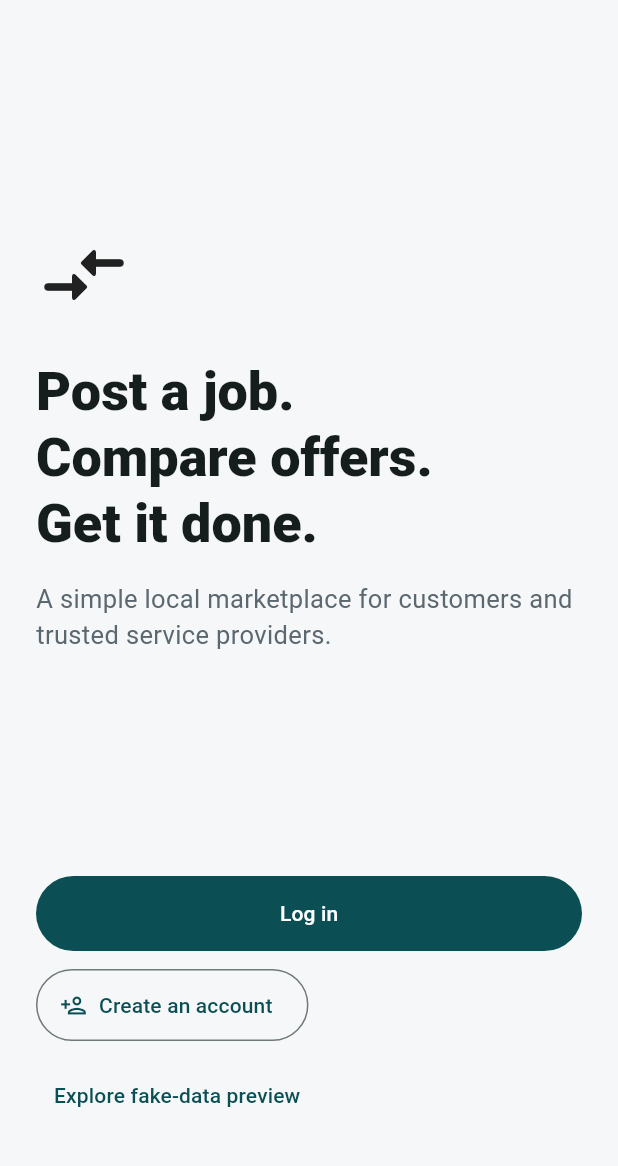
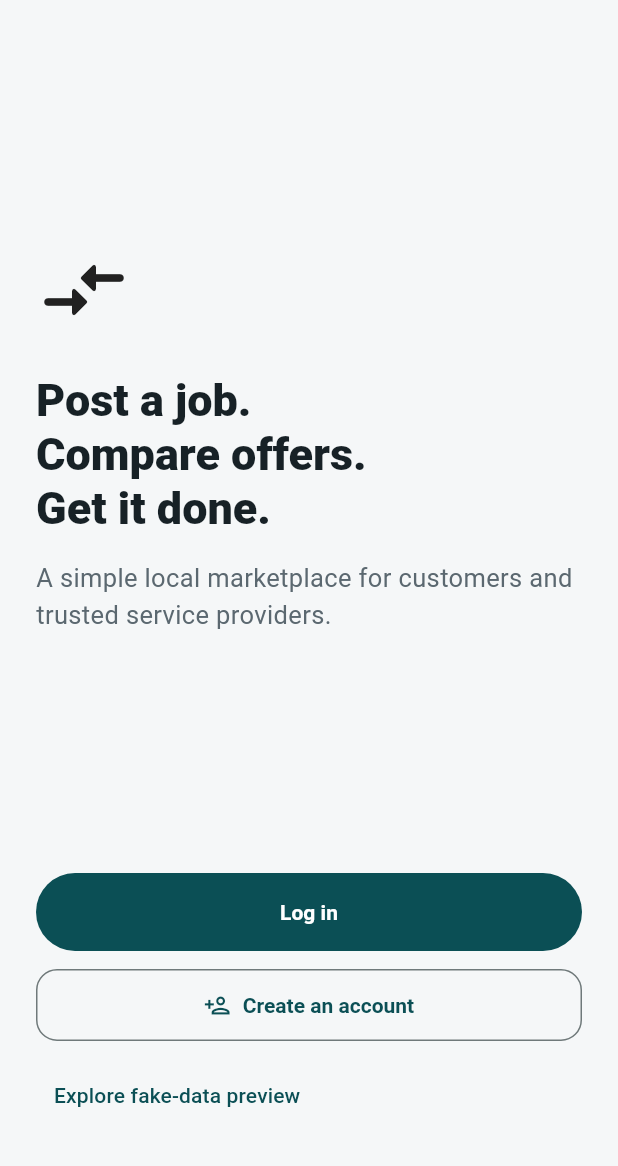
Before and after one commit to jiansiong83/ofrivo, a Flutter app: the screen it shows after launch, on a phone screen of 412 x 824 dp, the part 69-1235 px from its top. Run offline on Flutter 3.47's test engine with Material 3 defaults, Android fonts, the phone set to English and light mode, and no system bars; our stand-ins replace flutter_riverpod, go_router, image_picker, shared_preferences, supabase_flutter; accounts and stored records are empty; Roboto replaces fonts that are missing (sans).

Commit message:
style: refresh Ofrivo mobile design system

```diff
--- a/apps/mobile/lib/core/theme/app_theme.dart
+++ b/apps/mobile/lib/core/theme/app_theme.dart
@@ -46,6 +46,77 @@ abstract final class AppTheme {
           borderSide: const BorderSide(color: AppColors.primary, width: 2),
         ),
       ),
+      appBarTheme: const AppBarTheme(
+        backgroundColor: AppColors.surface,
+        foregroundColor: AppColors.textPrimary,
+        elevation: 0,
+        scrolledUnderElevation: 0,
+        surfaceTintColor: Colors.transparent,
+        titleTextStyle: TextStyle(
+          color: AppColors.textPrimary,
+          fontSize: 20,
+          fontWeight: FontWeight.w800,
+        ),
+      ),
+      textTheme: const TextTheme(
+        displaySmall: TextStyle(
+          fontSize: 30,
+          height: 1.2,
+          fontWeight: FontWeight.w800,
+          color: AppColors.textPrimary,
+        ),
+        headlineSmall: TextStyle(
+          fontSize: 24,
+          height: 1.2,
+          fontWeight: FontWeight.w800,
+          color: AppColors.textPrimary,
+        ),
+        titleLarge: TextStyle(
+          fontSize: 20,
+          height: 1.3,
+          fontWeight: FontWeight.w800,
+          color: AppColors.textPrimary,
+        ),
+        titleMedium: TextStyle(
+          fontSize: 16,
+          height: 1.35,
+          fontWeight: FontWeight.w700,
+          color: AppColors.textPrimary,
+        ),
+        bodyLarge: TextStyle(
+          fontSize: 16,
+          height: 1.5,
+          color: AppColors.textPrimary,
+        ),
+        bodyMedium: TextStyle(
+          fontSize: 14,
+          height: 1.45,
+          color: AppColors.textPrimary,
+        ),
+        bodySmall: TextStyle(
+          fontSize: 12,
+          height: 1.45,
+          color: AppColors.textSecondary,
+        ),
+      ),
+      filledButtonTheme: FilledButtonThemeData(
+        style: FilledButton.styleFrom(
+          minimumSize: const Size(0, 52),
+          padding: const EdgeInsets.symmetric(horizontal: 20),
+          shape: const StadiumBorder(),
+          textStyle: const TextStyle(fontWeight: FontWeight.w700),
+        ),
+      ),
+      outlinedButtonTheme: OutlinedButtonThemeData(
+        style: OutlinedButton.styleFrom(
+          minimumSize: const Size(0, 48),
+          padding: const EdgeInsets.symmetric(horizontal: 18),
+          shape: RoundedRectangleBorder(
+            borderRadius: BorderRadius.circular(14),
+          ),
+          textStyle: const TextStyle(fontWeight: FontWeight.w700),
+        ),
+      ),
       cardTheme: CardThemeData(
         color: AppColors.surface,
         elevation: 0,
@@ -61,6 +132,8 @@ abstract final class AppTheme {
         labelTextStyle: WidgetStatePropertyAll<TextStyle>(
           TextStyle(fontWeight: FontWeight.w600, fontSize: 12),
         ),
+        indicatorShape: StadiumBorder(),
+        labelBehavior: NavigationDestinationLabelBehavior.alwaysShow,
       ),
       chipTheme: ChipThemeData(
         shape: RoundedRectangleBorder(borderRadius: BorderRadius.circular(10)),
--- a/apps/mobile/lib/features/shell/shell_screen.dart
+++ b/apps/mobile/lib/features/shell/shell_screen.dart
@@ -72,6 +72,7 @@ class AppShell extends ConsumerWidget {
 
     return Scaffold(
       appBar: AppBar(
+        titleSpacing: 20,
         title: Text(isProvider ? strings.text('provider_mode') : 'Ofrivo'),
         actions: [
           IconButton(
@@ -177,16 +178,19 @@ class PageHeader extends StatelessWidget {
 
   @override
   Widget build(BuildContext context) => Padding(
-      padding: const EdgeInsets.fromLTRB(20, 20, 20, 16),
+      padding: const EdgeInsets.fromLTRB(20, 16, 20, 12),
       child: Column(crossAxisAlignment: CrossAxisAlignment.start, children: [
         Text(title,
             style: Theme.of(context).textTheme.headlineSmall?.copyWith(
-                fontWeight: FontWeight.w800, color: AppColors.textPrimary)),
-        const SizedBox(height: 6),
+                fontSize: 24,
+                height: 1.2,
+                fontWeight: FontWeight.w800,
+                color: AppColors.textPrimary)),
+        const SizedBox(height: 4),
         Text(subtitle,
             style: Theme.of(context)
                 .textTheme
                 .bodyMedium
-                ?.copyWith(color: AppColors.textSecondary))
+                ?.copyWith(color: AppColors.textSecondary, height: 1.35))
       ]));
 }
--- a/apps/mobile/lib/shared/widgets/app_widgets.dart
+++ b/apps/mobile/lib/shared/widgets/app_widgets.dart
@@ -39,8 +39,16 @@ class PrimaryButton extends StatelessWidget {
           ]);
     return SizedBox(
       width: double.infinity,
-      height: 50,
-      child: FilledButton(onPressed: onPressed, child: child),
+      height: 52,
+      child: FilledButton(
+        onPressed: onPressed,
+        style: FilledButton.styleFrom(
+          minimumSize: const Size.fromHeight(52),
+          shape: const StadiumBorder(),
+          textStyle: const TextStyle(fontWeight: FontWeight.w700),
+        ),
+        child: child,
+      ),
     );
   }
 }
@@ -61,6 +69,13 @@ class SecondaryButton extends StatelessWidget {
         onPressed: onPressed,
         icon: Icon(icon ?? Icons.arrow_forward, size: 18),
         label: Text(label),
+        style: OutlinedButton.styleFrom(
+          minimumSize: const Size.fromHeight(48),
+          shape: RoundedRectangleBorder(
+            borderRadius: BorderRadius.circular(14),
+          ),
+          textStyle: const TextStyle(fontWeight: FontWeight.w700),
+        ),
       ),
     );
   }
@@ -78,7 +93,14 @@ class DangerButton extends StatelessWidget {
       height: 48,
       child: FilledButton.tonal(
         onPressed: onPressed,
-        style: FilledButton.styleFrom(foregroundColor: AppColors.danger),
+        style: FilledButton.styleFrom(
+          foregroundColor: AppColors.danger,
+          minimumSize: const Size.fromHeight(48),
+          shape: RoundedRectangleBorder(
+            borderRadius: BorderRadius.circular(14),
+          ),
+          textStyle: const TextStyle(fontWeight: FontWeight.w700),
+        ),
         child: Text(label),
       ),
     );
@@ -113,7 +135,7 @@ class StatusBadge extends StatelessWidget {
   @override
   Widget build(BuildContext context) {
     return Container(
-      padding: const EdgeInsets.symmetric(horizontal: 10, vertical: 6),
+      padding: const EdgeInsets.symmetric(horizontal: 10, vertical: 5),
       decoration: BoxDecoration(
           color: _color.withValues(alpha: 0.10),
           borderRadius: BorderRadius.circular(99)),
@@ -507,21 +529,21 @@ class EmptyState extends StatelessWidget {
   @override
   Widget build(BuildContext context) => Center(
       child: Padding(
-          padding: const EdgeInsets.all(32),
+          padding: const EdgeInsets.all(24),
           child: Column(mainAxisSize: MainAxisSize.min, children: [
-            Icon(icon, size: 48, color: AppColors.textSecondary),
-            const SizedBox(height: 12),
+            Icon(icon, size: 40, color: AppColors.textSecondary),
+            const SizedBox(height: 10),
             Text(title,
                 style: Theme.of(context)
                     .textTheme
-                    .titleLarge
+                    .titleMedium
                     ?.copyWith(fontWeight: FontWeight.w800)),
-            const SizedBox(height: 8),
+            const SizedBox(height: 6),
             Text(message,
                 textAlign: TextAlign.center,
                 style: const TextStyle(color: AppColors.textSecondary)),
             if (onAction != null) ...[
-              const SizedBox(height: 14),
+              const SizedBox(height: 12),
               OutlinedButton(onPressed: onAction, child: Text(actionLabel))
             ]
           ])));
```
